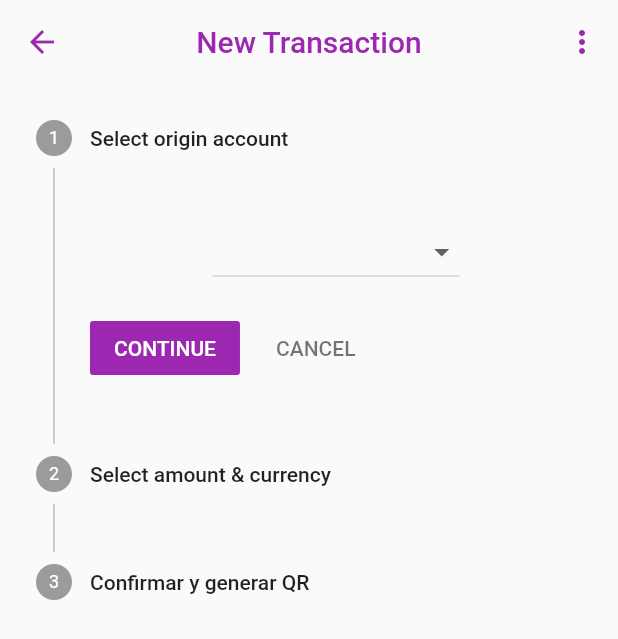
After one commit to crsmillan/todo-uno-bank-app, a Flutter app: the screen it shows after launch, after a tap on the "attach money" icon, on a phone screen of 412 x 824 dp. The commit adds this screen. Shown: the top 639 px of the screen. Run offline on Flutter 3.47's test engine with Material 2 defaults, Android fonts, the phone set to English and light mode, and no system bars; our stand-ins replace carousel_slider, flutter_mobx, geocoding, geolocator, mobx, qr_flutter and 2 more; missing offline and left inert: qr_code_scanner; accounts and stored records are empty; generated files the repository leaves out were written again; statements that could not run were skipped.

Commit message:
[ADD] transaction, shareQr

```diff
--- a/lib/components/account_card.dart
+++ b/lib/components/account_card.dart
@@ -25,7 +25,7 @@ class AccountCard extends StatelessWidget {
       child: GestureDetector(
         onTap: () => onCardTapped(context),
         child: Card(
-          color: Colors.teal,
+          // color: Colors.teal,
           elevation: 8.0,
           shape:
               RoundedRectangleBorder(borderRadius: BorderRadius.circular(8.0)),
--- /dev/null
+++ b/lib/components/fab_new_transaction.dart
@@ -0,0 +1,21 @@
+import 'package:bankapp/pages/new_transaction_page.dart';
+import 'package:flutter/material.dart';
+
+class FABNewTransaction extends StatelessWidget {
+  const FABNewTransaction({Key? key}) : super(key: key);
+
+  @override
+  Widget build(BuildContext context) {
+    return FloatingActionButton(
+      child: const Icon(Icons.attach_money),
+      heroTag: 'New Transaction',
+      onPressed: () {
+        Navigator.of(context).push(
+          MaterialPageRoute(
+            builder: (context) => const NewTransactionPage(),
+          ),
+        );
+      },
+    );
+  }
+}
--- a/lib/components/weather.dart
+++ b/lib/components/weather.dart
@@ -46,9 +46,9 @@ class _WeatherComponentState extends State<WeatherComponent> {
       builder: (context) {
         String city = Store.global.currentPlacemark?.locality ?? '...';
         String area =
-            Store.global.currentPlacemark?.administrativeArea ?? '...';
-        String cp = Store.global.currentPlacemark?.postalCode ?? '...';
-        return Text('$city, $area #$cp');
+            Store.global.currentPlacemark?.administrativeArea ?? '';
+        String cp = Store.global.currentPlacemark?.postalCode ?? '';
+        return Text('$city, $area $cp');
       },
     );
   }
@@ -66,7 +66,7 @@ class _WeatherComponentState extends State<WeatherComponent> {
   @override
   Widget build(BuildContext context) {
     return Container(
-      color: Colors.teal,
+      color: Colors.transparent,
       child: Row(
         mainAxisAlignment: MainAxisAlignment.spaceAround,
         children: <Widget>[
--- a/lib/main.dart
+++ b/lib/main.dart
@@ -1,5 +1,6 @@
 import 'package:bankapp/components/account_carousel_slider.dart';
 import 'package:bankapp/components/app_bar.dart';
+import 'package:bankapp/components/fab_new_transaction.dart';
 import 'package:bankapp/components/section.dart';
 import 'package:bankapp/components/weather.dart';
 import 'package:flutter/material.dart';
@@ -54,6 +55,7 @@ class HomePage extends StatelessWidget {
           yield(context),
         ],
       ),
+      floatingActionButton: const FABNewTransaction(),
     );
   }
 }
--- a/lib/mobx/global_observer.dart
+++ b/lib/mobx/global_observer.dart
@@ -1,5 +1,6 @@
 import 'package:bankapp/domain/models/account_model.dart';
 import 'package:bankapp/domain/models/transaction_model.dart';
+
 import 'package:geocoding/geocoding.dart';
 import 'package:geolocator/geolocator.dart';
 import 'package:mobx/mobx.dart';
@@ -71,6 +72,22 @@ abstract class GlobalStoreBase with Store {
     )
   ];
 
+
+
+  // TRANSACTION
+
+  @observable
+  Transaction? newTransaction ;
+
+  @observable
+  Account? originAccountSelected ;
+
+  @observable
+  String currencySelected = 'USD';
+
+  @observable
+  double amountSelected = 0.0;
+
   // ··················· ACTIONS ·······················
 
   @action
@@ -87,4 +104,16 @@ abstract class GlobalStoreBase with Store {
     userAccounts.clear();
     userAccounts = accounts;
   }
+
+  @action
+  void setOriginAccountSelected(Account origin )=> originAccountSelected = origin;
+
+  @action
+  void setCurrencySelected(String selected )=> currencySelected = selected;
+
+  @action
+  void setAmountSelected(double selected )=> amountSelected = selected;
+
+  @action
+  void addNewFakeTransaction(TransactionModel transaction) => fakeTransactions.add(transaction);
 }
--- /dev/null
+++ b/lib/pages/new_transaction_page.dart
@@ -0,0 +1,281 @@
+import 'dart:io';
+import 'dart:math';
+import 'package:bankapp/components/app_bar.dart';
+import 'package:bankapp/domain/models/account_model.dart';
+import 'package:bankapp/domain/models/transaction_model.dart';
+import 'package:bankapp/mobx/helper.dart';
+import 'package:bankapp/pages/account_details.dart';
+import 'package:bankapp/utils/general.dart';
+import 'package:flutter/material.dart';
+import 'package:flutter/services.dart';
+import 'package:flutter_mobx/flutter_mobx.dart';
+import 'package:path/path.dart';
+import 'package:path_provider/path_provider.dart';
+import 'package:qr_flutter/qr_flutter.dart';
+import 'package:share/share.dart';
+
+class NewTransactionPage extends StatefulWidget {
+  const NewTransactionPage({Key? key}) : super(key: key);
+
+  @override
+  State<NewTransactionPage> createState() => _NewTransactionPageState();
+}
+
+class _NewTransactionPageState extends State<NewTransactionPage> {
+  int _index = 0;
+
+  int getRandormNumber() {
+    Random rng = Random();
+    return rng.nextInt(1000);
+  }
+
+  void createNewTransaction(BuildContext context) {
+    final TransactionModel transaction = TransactionModel(
+      id: getRandormNumber(),
+      amount: Store.global.amountSelected,
+      currency: CurrencyFormater.setCurrency(Store.global.currencySelected),
+      originAccount: Store.global.originAccountSelected!.id,
+      destinyAccount: Store.global.originAccountSelected!.id,
+      transactionType: TransanctionType.TRANSFER,
+      dateTime: DateTime.now(),
+    );
+
+    Store.global.addNewFakeTransaction(transaction);
+    displayQR(context, transaction);
+  }
+
+  Future<String> createNSaveQR(TransactionModel transaction) async {
+    ByteData? qrBytes = await QrPainter(
+      data: transaction.toString(),
+      color: Colors.black,
+      emptyColor: Colors.white,
+      version: QrVersions.auto,
+    ).toImageData(878);
+
+    final buffer = qrBytes!.buffer;
+
+    // getting a directory path for saving
+    final Directory path = await getApplicationDocumentsDirectory();
+    final String fpath =
+        join(path.path, "transaction_${transaction.dateTime.toString()}.jpeg");
+
+    //save the orignal image
+    File(fpath).writeAsBytes(
+        buffer.asUint8List(qrBytes.offsetInBytes, qrBytes.lengthInBytes));
+
+    return fpath;
+  }
+
+  void displayQR(BuildContext context, TransactionModel transaction) {
+    QrImage qr = QrImage(
+      data: transaction.toString(),
+      version: QrVersions.auto,
+    );
+
+    showDialog(
+      context: context,
+      barrierDismissible: false,
+      builder: (context) {
+        return AlertDialog(
+          title: const Text('Transaction Created', textAlign: TextAlign.center),
+          content: SizedBox(
+            width: 300,
+            height: 300,
+            child: Center(
+              child: qr,
+            ),
+          ),
+          actions: [
+            TextButton(
+                onPressed: () async {
+                  List<String> paths = <String>[];
+                  String qr = await createNSaveQR(transaction);
+                  paths.add(qr);
+                  Share.shareFiles(paths);
+                },
+                child: const Text('Share')),
+            TextButton(
+                onPressed: () {
+                  Navigator.of(context).pushReplacement(
+                    MaterialPageRoute(
+                      builder: (context) => AccountDetailsPage(
+                        account: Store.global.originAccountSelected!,
+                      ),
+                    ),
+                  );
+                  cleanVariables();
+                },
+                child: const Text('Confirm')),
+          ],
+        );
+      },
+    );
+  }
+
+  void cleanVariables() {
+    // Store.global.setOriginAccountSelected()
+  }
+
+  @override
+  Widget build(BuildContext context) {
+    onStepCancel() {
+      if (_index != 0) {
+        setState(() => _index -= 1);
+      }
+    }
+
+    onStepContinue() {
+      if (_index < _Stepper()._steps.length) {
+        switch (_index) {
+          case 0:
+            if (Store.global.originAccountSelected != null) {
+              setState(() => _index += 1);
+            }
+            break;
+          case 1:
+            if (Store.global.amountSelected > 0.0) {
+              setState(() => _index += 1);
+            }
+
+            break;
+          case 2:
+            createNewTransaction(context);
+            break;
+          default:
+        }
+      }
+    }
+
+    return Scaffold(
+      appBar: const AppBarComponet(title: 'New Transaction'),
+      body: Observer(
+        builder: (context) {
+          return Stepper(
+            currentStep: _index,
+            steps: _Stepper()._steps,
+            onStepContinue: () => onStepContinue(),
+            onStepCancel: () => onStepCancel(),
+          );
+        },
+      ),
+    );
+  }
+}
+
+class _Stepper {
+  final List<Step> _steps = <Step>[
+    Step(
+      title: const Text('Select origin account'),
+      content: Column(
+        children: <Widget>[
+          const Text(''),
+          Observer(builder: (context) {
+            if (Store.global.userAccounts.isNotEmpty) {
+              return DropdownButton<dynamic>(
+                hint: Observer(builder: (context) {
+                  return Text(
+                      Store.global.originAccountSelected?.id.toString() ?? '');
+                }),
+                items: Store.global.userAccounts
+                    .map<DropdownMenuItem>((Account account) {
+                  return DropdownMenuItem<Account>(
+                    value: account,
+                    child: Text(
+                        '${CurrencyFormater.getCurrency(account.currency)} ·s \$ ${account.balance}'),
+                  );
+                }).toList(),
+                onChanged: (value) {
+                  Store.global.setOriginAccountSelected(value);
+                },
+              );
+            }
+
+            return const CircularProgressIndicator();
+          })
+        ],
+      ),
+    ),
+    Step(
+      title: const Text('Select amount & currency'),
+      content: Observer(
+        builder: (context) {
+          return Row(
+            children: [
+              Container(
+                width: MediaQuery.of(context).size.width * 0.40,
+                padding: const EdgeInsets.only(right: 10.0),
+                child: TextField(
+                  keyboardType: TextInputType.number,
+                  onChanged: (String? val) {
+                    Store.global
+                        .setAmountSelected(double.tryParse(val!) ?? 0.0);
+                  },
+                  decoration: const InputDecoration(
+                    border: OutlineInputBorder(),
+                    hintText: 'Amount',
+                  ),
+                ),
+              ),
+              DropdownButton<String?>(
+                hint: Observer(builder: (_) {
+                  return Text(
+                    Store.global.currencySelected,
+                  );
+                }),
+                items: ['USD', 'COP'].map((String currency) {
+                  return DropdownMenuItem<String>(
+                    value: currency,
+                    child: Text(currency),
+                  );
+                }).toList(),
+                onChanged: (String? value) {
+                  Store.global.setCurrencySelected(value!);
+                },
+              )
+            ],
+          );
+        },
+      ),
+    ),
+    Step(
+      title: const Text('Confirmar y generar QR'),
+      content: Observer(
+        builder: (context) {
+          if (Store.global.originAccountSelected != null) {
+            return Column(
+              children: [
+                Row(
+                  children: [
+                    const Text('Account: '),
+                    Text(Store.global.originAccountSelected?.id.toString() ??
+                        ''),
+                  ],
+                ),
+                Row(
+                  children: [
+                    const Text('Balance: '),
+                    Text(Store.global.originAccountSelected?.balance
+                            .toString() ??
+                        'err'),
+                    Text(' ' +
+                        CurrencyFormater.getCurrency(
+                            Store.global.originAccountSelected!.currency)),
+                  ],
+                ),
+                Row(
+                  children: [
+                    const Text('Amount: '),
+                    Text(Store.global.amountSelected.toString()),
+                    Text(' ${Store.global.currencySelected}'),
+                  ],
+                ),
+              ],
+            );
+          }
+
+          return const CircularProgressIndicator();
+        },
+      ),
+    ),
+  ];
+}
--- a/lib/utils/fake_data.dart
+++ b/lib/utils/fake_data.dart
@@ -14,7 +14,7 @@ class FakeData {
         accountType: AccountType.Ahorro,
         id: 367890,
         balance: 28456.087,
-        currency: Currency.MXN,
+        currency: Currency.COP,
       ),
       Account(
         accountType: AccountType.Ahorro,
--- a/lib/utils/general.dart
+++ b/lib/utils/general.dart
@@ -17,6 +17,19 @@ class CurrencyFormater {
     }
   }
 
+  static Currency setCurrency(String currency) {
+    switch (currency) {
+      case 'USD':
+        return Currency.USD;
+
+      case 'COP':
+        return Currency.COP;
+
+      default:
+        return Currency.MXN;
+    }
+  }
+
   static String getCurrency(Currency currency) {
     switch (currency) {
       case Currency.USD:
--- a/pubspec.yaml
+++ b/pubspec.yaml
@@ -41,6 +41,11 @@ dependencies:
   weather: ^2.0.1
   intl: ^0.17.0
   carousel_slider: ^4.0.0
+  qr_code_scanner: ^0.5.2
+  qr_flutter: ^4.0.0
+  share: ^2.0.4
+  path_provider: ^2.0.8
+  path: ^1.8.0
 
 dev_dependencies:
   flutter_test:
```
Also changed, not shown: lib/components/qr_scann.dart (added, +73 -0 lines), lib/components/transactions_list.dart (+4 -3 lines), lib/pages/account_details.dart (+2 -6 lines), lib/mobx/global_observer.g.dart, pubspec.lock, 2 other files.
